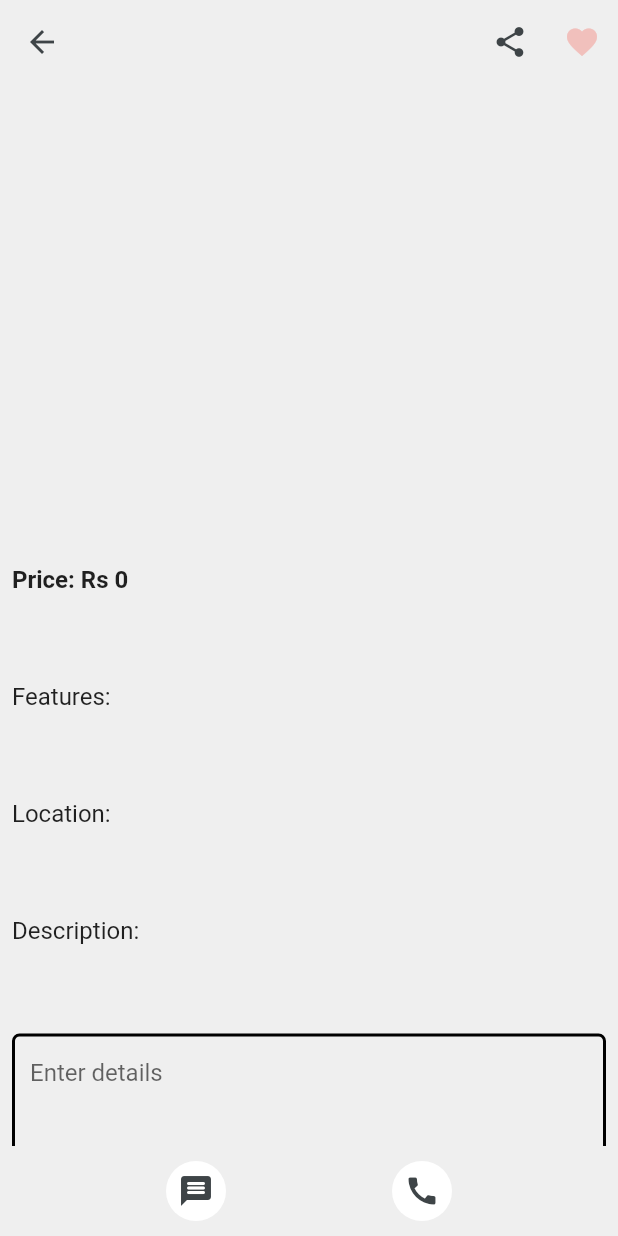
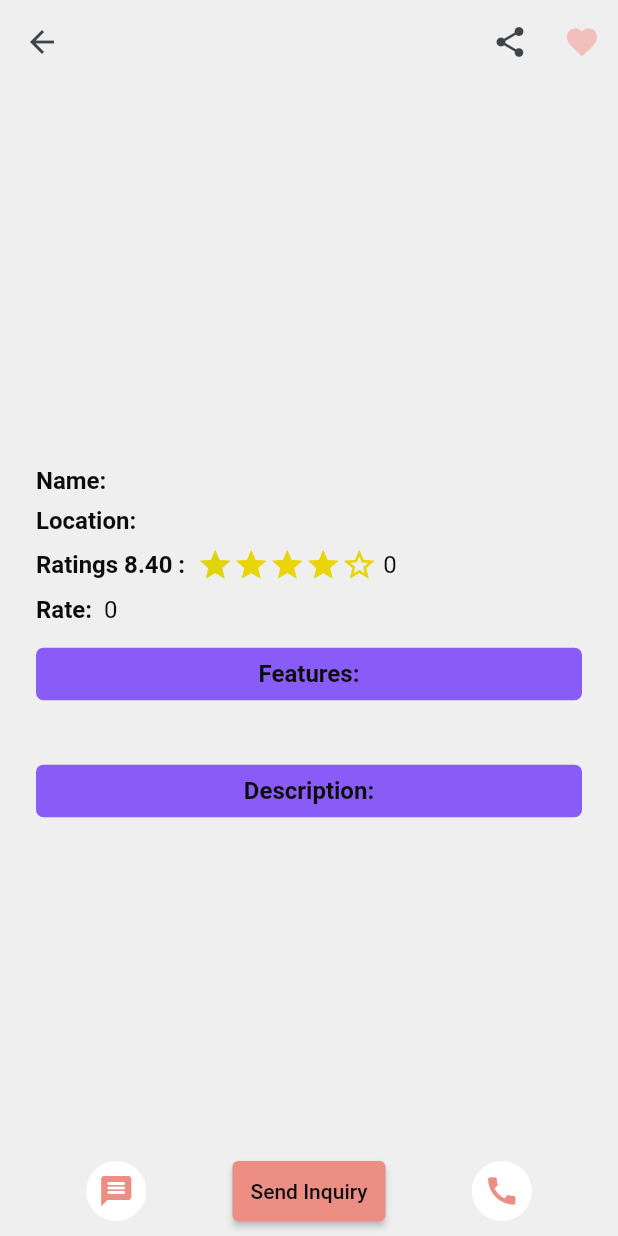
Before and after one commit to prabesh154/Wedease, a Flutter app: the ServiceDetails screen opened directly with empty values, on a phone screen of 412 x 824 dp. Run offline on Flutter 3.47's test engine with Material 2 defaults, Android fonts, the light colour scheme and no system bars; drawn by our look-alikes of velocity_x; our stand-ins replace cloud_firestore, firebase_auth, firebase_core, firebase_storage, get, image_picker and 1 more; accounts and stored records are empty; Roboto replaces fonts that are missing (sans_bold, sans_regular).

Commit message:
Updated Service Details section

```diff
--- a/lib/views/save_screen/save_screen.dart
+++ b/lib/views/save_screen/save_screen.dart
@@ -43,7 +43,6 @@ class SaveScreen extends StatelessWidget {
                       // controller.checkiFav(data[index]);
                       Get.to(
                         () => ServiceDetails(
-                            //title: data[index]['s_name'],
                             title: "${data[index]['s_name']}",
                             data: data[index].data()),
                       );
--- a/lib/views/service_screen/service_details.dart
+++ b/lib/views/service_screen/service_details.dart
@@ -1,5 +1,8 @@
 import 'package:share_plus/share_plus.dart';
 import 'package:wedease/views/chat_screen/chat_screen.dart';
+import 'package:wedease/views/service_screen/inquiry_section.dart';
+import 'package:wedease/widgets_common/normal_text.dart';
+import 'package:wedease/widgets_common/our_button.dart';
 
 import '../../consts/consts.dart';
 import 'package:wedease/controllers/service_controller.dart';
@@ -27,7 +30,7 @@ class ServiceDetails extends StatelessWidget {
         actions: [
           IconButton(
             onPressed: () {
-              Share.share('check out my website https://example.com');
+              Share.share('check out my website https://wedease.com');
             },
             icon: const Icon(Icons.share),
           ),
@@ -42,24 +45,24 @@ class ServiceDetails extends StatelessWidget {
             },
             icon: const Icon(
               Icons.favorite,
-              // color:controller.isFav.value? redColor:darkFontGrey
               color: Color.fromARGB(255, 241, 192, 188),
             ),
           ),
         ],
       ),
       body: SingleChildScrollView(
+        physics: const BouncingScrollPhysics(),
         child: Padding(
-          padding: const EdgeInsets.all(8),
+          padding: const EdgeInsets.only(
+              left: 8.0, right: 8.0, top: 16.0, bottom: 16.0),
           child: Column(
-            crossAxisAlignment: CrossAxisAlignment.center,
+            crossAxisAlignment: CrossAxisAlignment.start,
             children: [
-              // Swiper actions
+              // Swiper images
               VxSwiper.builder(
+                itemCount: data['s_imgs'].length,
                 autoPlay: true,
-                height: 220,
-                itemCount: data['s_imgs'].length,
-                viewportFraction: 1.0,
+                autoPlayAnimationDuration: const Duration(seconds: 3),
                 aspectRatio: 16 / 9,
                 itemBuilder: (context, index) {
                   return Image.network(
@@ -69,67 +72,115 @@ class ServiceDetails extends StatelessWidget {
                   );
                 },
               ),
-
-              // Title and details section
-              const SizedBox(height: 10),
-              Text(
-                title!,
-                style: const TextStyle(
-                  fontSize: 20,
-                  color: darkFontGrey,
-                  fontFamily: bold,
-                ),
-              ),
-
-              const SizedBox(height: 1),
-
-              Container(
-                height: 530,
-                width: double.infinity,
-                color: lightGrey,
-                margin: const EdgeInsets.only(bottom: 10),
+              // Service details
+              Padding(
+                padding: const EdgeInsets.all(16.0),
                 child: Column(
+                  crossAxisAlignment: CrossAxisAlignment.start,
                   mainAxisAlignment: MainAxisAlignment.spaceEvenly,
+                  children: [
+                    Row(
                       crossAxisAlignment: CrossAxisAlignment.start,
                       children: [
-                    Text(
-                      "Price: Rs ${data['s_price'] ?? ''}",
-                      style: const TextStyle(
-                        fontSize: 16,
-                        fontWeight: FontWeight.bold,
+                        boldText(text: 'Name:', size: 16.0, color: blackColor),
+                        8.widthBox,
+                        normalText(
+                            text: "${data['s_name']}",
+                            size: 16.0,
+                            color: blackColor),
+                      ],
                     ),
+                    const SizedBox(height: 8),
+                    Row(
+                      mainAxisAlignment: MainAxisAlignment.start,
+                      children: [
+                        boldText(
+                            text: 'Location:', size: 16.0, color: blackColor),
+                        8.widthBox,
+                        normalText(
+                            text: "${data['s_location']}",
+                            size: 16.0,
+                            color: blackColor),
+                      ],
                     ),
-                    Text(
-                      "Features: ${data['s_features'] ?? ''}",
-                      style: const TextStyle(fontSize: 16),
+                    const SizedBox(height: 8),
+                    Row(
+                      mainAxisAlignment: MainAxisAlignment.start,
+                      children: [
+                        boldText(
+                            text: 'Ratings 8.40 :',
+                            size: 16.0,
+                            color: blackColor),
+                        8.widthBox,
+                        Row(
+                          children: [
+                            const Icon(Icons.star,
+                                color: Color.fromARGB(255, 224, 212, 10)),
+                            const Icon(Icons.star,
+                                color: Color.fromARGB(255, 234, 212, 10)),
+                            const Icon(Icons.star,
+                                color: Color.fromARGB(255, 234, 212, 10)),
+                            const Icon(Icons.star,
+                                color: Color.fromARGB(255, 234, 212, 10)),
+                            const Icon(Icons.star_border,
+                                color: Color.fromARGB(255, 232, 212, 10)),
+                            const SizedBox(width: 4),
+                            normalText(
+                                text: "${data['s_rating']}",
+                                size: 16.0,
+                                color: blackColor),
+                          ],
                         ),
-                    Text(
-                      "Location: ${data['s_location'] ?? ''}",
-                      style: const TextStyle(fontSize: 16),
+                      ],
                     ),
-                    Text(
-                      "Description: ${data['s_description'] ?? ''}",
-                      style: const TextStyle(fontSize: 16),
+                    const SizedBox(height: 8),
+                    Row(
+                      mainAxisAlignment: MainAxisAlignment.start,
+                      children: [
+                        boldText(text: 'Rate:', size: 16.0, color: blackColor),
+                        8.widthBox,
+                        normalText(
+                            text: "${data['s_price']}",
+                            size: 16.0,
+                            color: blackColor),
+                      ],
                     ),
-
-                    // Second box
+                    const SizedBox(height: 16),
                     Container(
-                      height: 100,
                         width: double.infinity,
+                        padding: const EdgeInsets.all(8),
                         decoration: BoxDecoration(
+                            color: blueColor,
                             borderRadius: BorderRadius.circular(5),
-                        border: Border.all(
-                          color: Colors.black,
-                          width: 2,
-                        ),
-                      ),
-                      child: const TextField(
-                        decoration: InputDecoration(
-                          border: InputBorder.none,
-                          hintText: 'Enter details',
-                          contentPadding: EdgeInsets.symmetric(horizontal: 10),
-                        ),
-                      ),
+                            shape: BoxShape.rectangle),
+                        child: Center(
+                          child: boldText(
+                              text: 'Features:', size: 16.0, color: blackColor),
+                        )),
+                    const SizedBox(height: 8),
+                    normalText(
+                        text: "${data['s_features']}",
+                        size: 16.0,
+                        color: blackColor),
+                    const SizedBox(height: 16),
+                    Container(
+                        width: double.infinity,
+                        padding: const EdgeInsets.all(8),
+                        decoration: BoxDecoration(
+                            color: blueColor,
+                            borderRadius: BorderRadius.circular(5),
+                            shape: BoxShape.rectangle),
+                        child: Center(
+                          child: boldText(
+                              text: 'Description:',
+                              size: 16.0,
+                              color: blackColor),
+                        )),
+                    const SizedBox(height: 8),
+                    normalText(
+                      text: "${data['s_description']}",
+                      size: 16.0,
+                      color: blackColor,
                     ),
                   ],
                 ),
@@ -146,20 +197,42 @@ class ServiceDetails extends StatelessWidget {
           children: [
             const CircleAvatar(
               backgroundColor: Colors.white,
-              child: Icon(Icons.message_rounded, color: darkFontGrey),
+              child: Icon(Icons.message_rounded, color: lightPink),
             ),
-            // ).onTap(
-            //   // () {
-            //   //   Get.to(() => const ChatScreen(),
-            //   //       arguments: [data['s_seller'], data['service_id']]);
-            //   // },
-            // ),
+            ourButton(
+              title: 'Send Inquiry',
+              color: lightPink,
+              textColor: blackColor,
+              onPress: () {
+                // Navigate to the InquirySection when the button is pressed
+                showModalBottomSheet<void>(
+                  isScrollControlled: true,
+                  showDragHandle: true,
+
+                  shape: const RoundedRectangleBorder(
+                    borderRadius: BorderRadius.only(
+                      topLeft: Radius.circular(16),
+                      topRight: Radius.circular(16),
+                    ),
+                  ),
+                  barrierColor: fontGreyOpacity,
+                  backgroundColor: whiteColor,
+                  // Set background color to transparent
+                  context: context,
+                  builder: (BuildContext context) {
+                    return const InquirySection();
+                  },
+                );
+              },
+            ),
             const CircleAvatar(
               backgroundColor: Colors.white,
-              child: Icon(Icons.call, color: darkFontGrey),
-            ).onTap(() {
+              child: Icon(Icons.call, color: lightPink),
+            ).onTap(
+              () {
                 // Add your call functionality here
-            }),
+              },
+            ),
           ],
         ),
       ),
--- a/pubspec.yaml
+++ b/pubspec.yaml
@@ -39,6 +39,7 @@ dependencies:
   url_launcher: ^6.1.14
   shake: ^2.2.0
   share_plus: ^7.1.0
+  uuid: ^4.1.0
 
 dev_dependencies:
   flutter_test:
```
Lines whose indentation alone changed are shown as unchanged.
